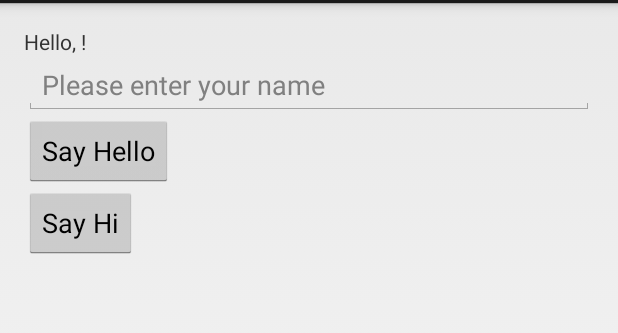
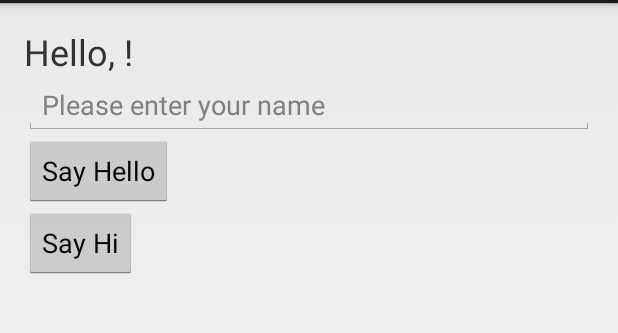
Before and after one commit to kousen/HelloWorldAS, an Android app: the screen it shows after launch (MyActivity), after a tap on "Say Hello", on a phone screen of 412 x 824 dp, the part 69-402 px from its top. Run offline under Robolectric (Android 15) with nearby library versions, the phone set to English and light mode, and no system bars.

Commit message:
change display text size

```diff
--- a/app/src/main/java/com/nfjs/helloworldas/MyActivity.java
+++ b/app/src/main/java/com/nfjs/helloworldas/MyActivity.java
@@ -2,6 +2,7 @@ package com.nfjs.helloworldas;
 
 import android.app.Activity;
 import android.os.Bundle;
+import android.util.Log;
 import android.view.Menu;
 import android.view.MenuItem;
 import android.view.View;
--- a/app/src/main/res/layout/activity_my.xml
+++ b/app/src/main/res/layout/activity_my.xml
@@ -12,6 +12,7 @@
     <TextView
         android:id="@+id/text_view"
         android:text="@string/hello_world"
+        android:textSize="24sp"
         android:layout_width="wrap_content"
         android:layout_height="wrap_content" />
 
```
